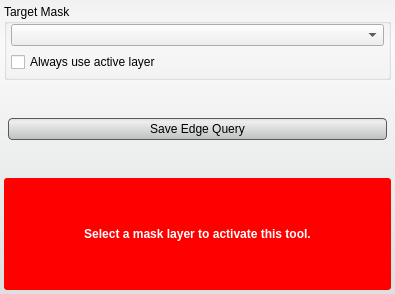
Above: src/Plugins/InteractiveSegmentation/Interface/ToolInterface/EdgeQueryToolInterface.ui from rblake/seg3d2 before the change. Below: the same form after it.
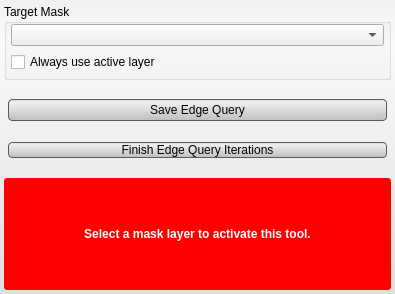
That is the form after the change. Custom widgets are drawn as their Qt base class.

Diff of the .ui file:
```diff
--- a/src/Plugins/InteractiveSegmentation/Interface/ToolInterface/EdgeQueryToolInterface.ui
+++ b/src/Plugins/InteractiveSegmentation/Interface/ToolInterface/EdgeQueryToolInterface.ui
@@ -164,6 +164,13 @@
         </property>
        </widget>
       </item>
+      <item>
+       <widget class="QPushButton" name="finishEdgeQueryButton">
+        <property name="text">
+         <string>Finish Edge Query Iterations</string>
+        </property>
+       </widget>
+      </item>
      </layout>
     </widget>
    </item>
```
